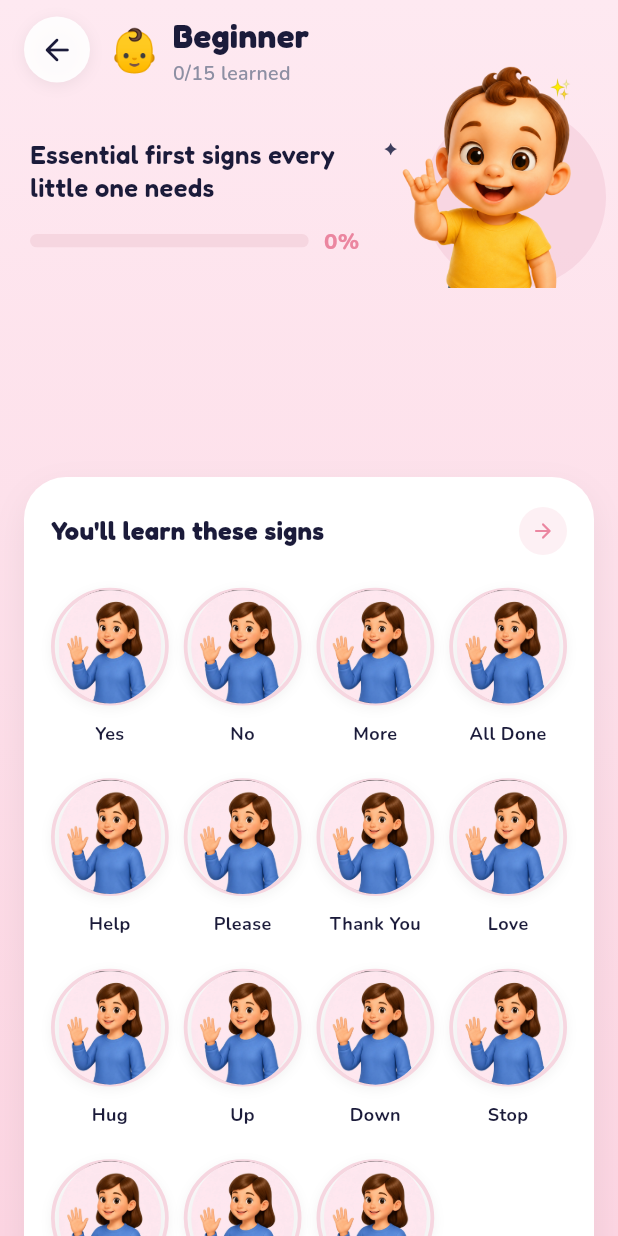
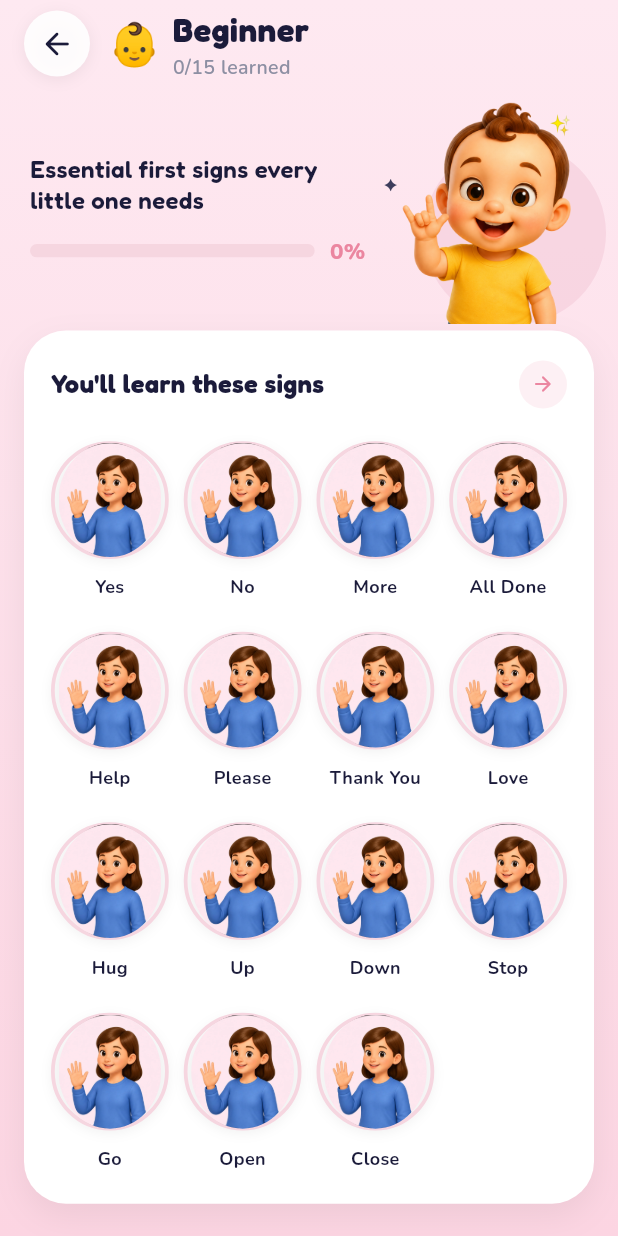
Before and after one commit to TheSinghPranjal/tiny_signs, a Flutter app: the screen it shows after launch, after a tap on "Beginner", on a phone screen of 412 x 824 dp. Run offline on Flutter 3.47's test engine with Material 3 defaults, Android fonts, the phone set to English and light mode, and no system bars; our stand-ins replace confetti, flutter_animate, google_fonts, shared_preferences.

Commit message:
fix : category card fixes

```diff
--- a/lib/screens/categories/category_detail_screen.dart
+++ b/lib/screens/categories/category_detail_screen.dart
@@ -37,6 +37,13 @@ class CategoryDetailScreen extends StatelessWidget {
     final bgBottom = Color.lerp(_bgPinkBottom, tint.last, 0.25)!;
     final accent = Color.lerp(_pinkDark, tint.last, 0.3)!;
 
+    final width = MediaQuery.sizeOf(context).width;
+    final isCompact = width < 600;
+    final artSize = isCompact ? (width * 0.36).clamp(120.0, 160.0) : 210.0;
+    // Title row (~60) + art height + small bottom breathing room.
+    // Previously a fixed 310 left a large empty pink band under the kid.
+    final heroMaxHeight = isCompact ? (64 + artSize + 8) : (72 + artSize + 12);
+
     return Scaffold(
       backgroundColor: bgBottom,
       body: Container(
@@ -62,10 +69,12 @@ class CategoryDetailScreen extends StatelessWidget {
                   progress: progress,
                   accent: accent,
                   kidImage: AssetImage(category.heroImageAsset),
+                  maxHeight: heroMaxHeight,
+                  artSize: artSize,
                 ),
               ),
               SliverPadding(
-                padding: const EdgeInsets.fromLTRB(16, 8, 16, 32),
+                padding: const EdgeInsets.fromLTRB(16, 0, 16, 32),
                 sliver: SliverToBoxAdapter(
                   child: _SignsCard(
                     signs: signs,
@@ -302,6 +311,8 @@ class _HeroHeaderDelegate extends SliverPersistentHeaderDelegate {
     required this.description,
     required this.progress,
     required this.accent,
+    required this.maxHeight,
+    required this.artSize,
     this.kidImage,
   });
 
@@ -312,17 +323,18 @@ class _HeroHeaderDelegate extends SliverPersistentHeaderDelegate {
   final String description;
   final double progress;
   final Color accent;
+  final double maxHeight;
+  final double artSize;
   final ImageProvider? kidImage;
 
-  static const double _maxHeight = 310;
-  static const double _minHeight = 90;
+  static const double _minHeight = 88;
 
   static const Color _navy = CategoryDetailScreen._navy;
   static const Color _grayText = CategoryDetailScreen._grayText;
   static const Color _pinkTrack = CategoryDetailScreen._pinkTrack;
 
   @override
-  double get maxExtent => _maxHeight;
+  double get maxExtent => maxHeight;
 
   @override
   double get minExtent => _minHeight;
@@ -341,12 +353,9 @@ class _HeroHeaderDelegate extends SliverPersistentHeaderDelegate {
     final width = MediaQuery.sizeOf(context).width;
     final isCompact = width < 600;
 
-    // Kid image is always kept fully on-screen (no negative offsets), and
-    // the text column always reserves the image's full width + a margin —
-    // this is what previously caused the description to overlap the art.
-    final artSize = isCompact ? (width * 0.36).clamp(120.0, 165.0) : 220.0;
+    // Keep kid fully on-screen and reserve its width for the text column.
     final artRight = isCompact ? 8.0 : 16.0;
-    final textRightPad = artSize + artRight + 16;
+    final textRightPad = artSize + artRight + 12;
 
     return Material(
       color: Colors.transparent,
@@ -355,9 +364,10 @@ class _HeroHeaderDelegate extends SliverPersistentHeaderDelegate {
         child: Stack(
           clipBehavior: Clip.hardEdge,
           children: [
+            // Bottom-aligned so no empty pink band sits under the art.
             Positioned(
               right: artRight,
-              top: isCompact ? 44 : 52,
+              bottom: 4,
               child: Opacity(
                 opacity: fadeOpacity,
                 child: _KidImageArt(
@@ -369,26 +379,28 @@ class _HeroHeaderDelegate extends SliverPersistentHeaderDelegate {
             ),
             if (fadeOpacity > 0)
               Positioned(
-                top: isCompact ? 92 : 96,
+                top: isCompact ? 72 : 80,
                 left: 20,
                 right: textRightPad,
+                bottom: 12,
                 child: Opacity(
                   opacity: fadeOpacity,
                   child: Column(
                     crossAxisAlignment: CrossAxisAlignment.start,
+                    mainAxisAlignment: MainAxisAlignment.center,
                     children: [
                       Text(
                         description,
-                        maxLines: 4,
+                        maxLines: isCompact ? 3 : 4,
                         overflow: TextOverflow.ellipsis,
                         style: GoogleFonts.fredoka(
-                          fontSize: isCompact ? 17 : 22,
+                          fontSize: isCompact ? 16 : 22,
                           fontWeight: FontWeight.w600,
                           color: _navy,
                           height: 1.3,
                         ),
                       ),
-                      SizedBox(height: isCompact ? 14 : 20),
+                      SizedBox(height: isCompact ? 12 : 16),
                       Row(
                         children: [
                           Expanded(
@@ -422,7 +434,7 @@ class _HeroHeaderDelegate extends SliverPersistentHeaderDelegate {
               left: 0,
               right: 0,
               child: Container(
-                padding: const EdgeInsets.fromLTRB(16, 8, 16, 8),
+                padding: const EdgeInsets.fromLTRB(16, 4, 16, 4),
                 decoration: BoxDecoration(
                   color: t > 0.55
                       ? Color.lerp(
@@ -503,7 +515,9 @@ class _HeroHeaderDelegate extends SliverPersistentHeaderDelegate {
         oldDelegate.description != description ||
         oldDelegate.progress != progress ||
         oldDelegate.accent != accent ||
-        oldDelegate.kidImage != kidImage;
+        oldDelegate.kidImage != kidImage ||
+        oldDelegate.maxHeight != maxHeight ||
+        oldDelegate.artSize != artSize;
   }
 }
 
```
